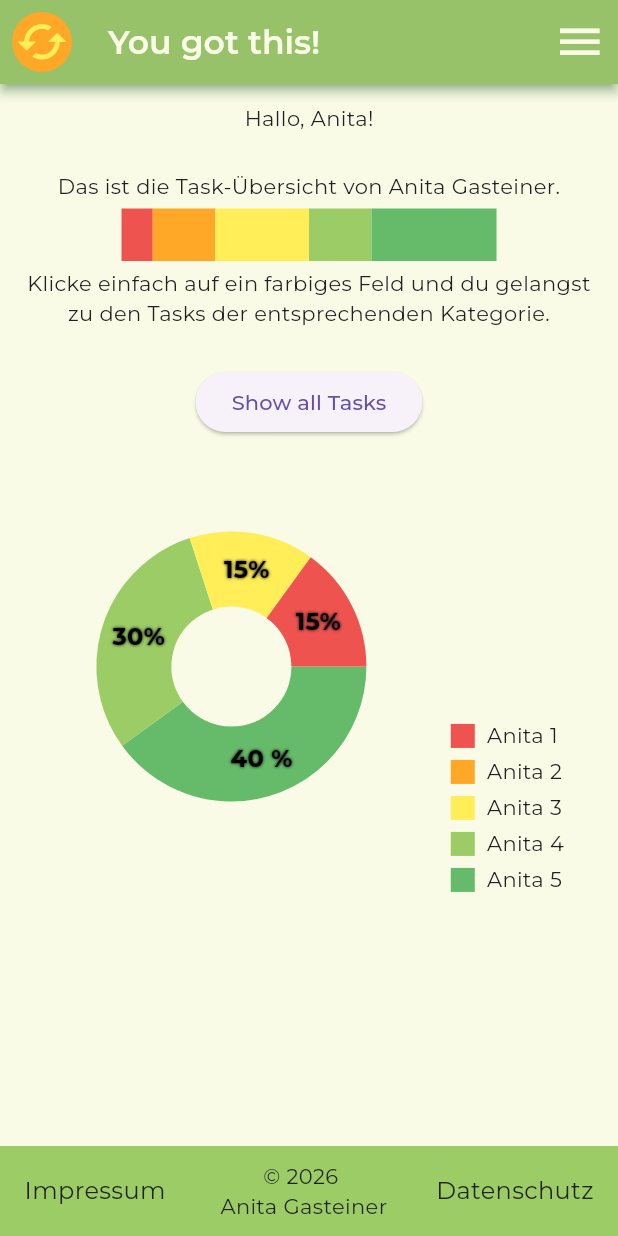
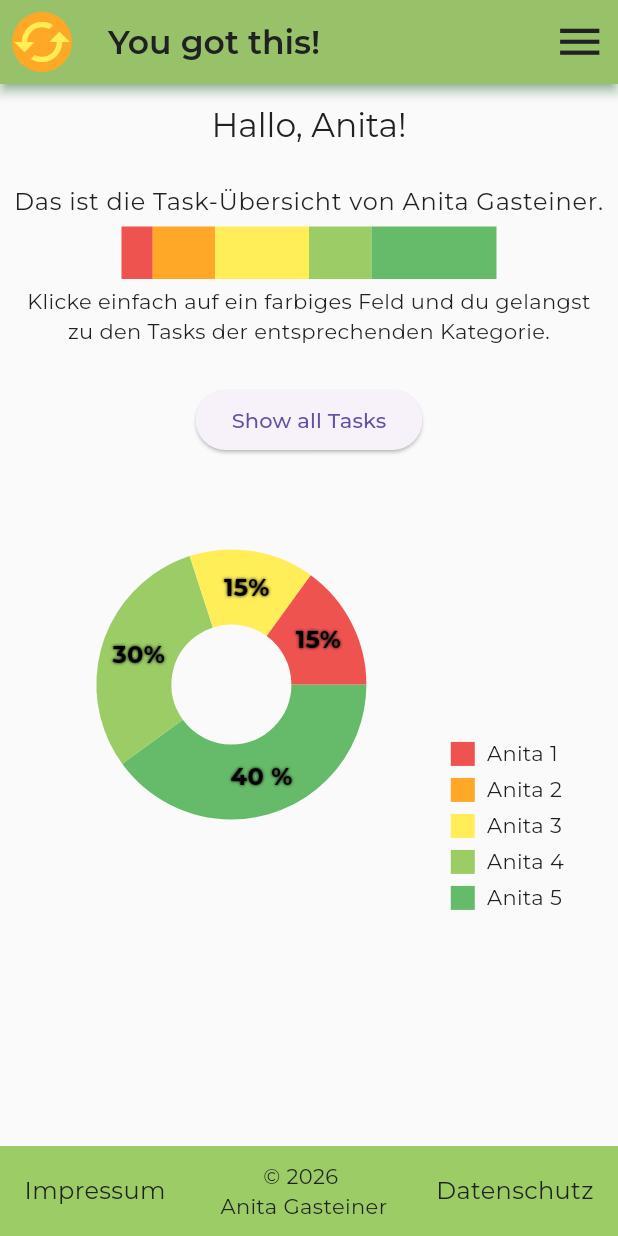
Before and after one commit to anitagasteiner/you-got-this, a Flutter app: the screen it shows after launch, on a phone screen of 412 x 824 dp. Run offline on Flutter 3.47's test engine with Material 3 defaults, Android fonts, the phone set to English and light mode, and no system bars; drawn by our look-alikes of fl_chart.

Commit message:
text theme implemented

```diff
--- a/lib/common/colors.dart
+++ b/lib/common/colors.dart
@@ -16,6 +16,6 @@ class ScaleColors {
 }
 
 class BaseColors {
-  static final light = Colors.lime[50];
+  static final light = Color(0xFFFAFAFA);
   static final dark = Colors.grey[900];
 }
--- a/lib/screens/home_screen.dart
+++ b/lib/screens/home_screen.dart
@@ -21,10 +21,14 @@ class HomeScreen extends StatelessWidget {
         child: Column(
           children: [
             SizedBox(height: 5),
-            Text(greet()),
+            Text(
+              greet(),
+              style: Theme.of(context).textTheme.titleLarge,
+              ),
             SizedBox(height: 25),
             Text(
               'Das ist die Task-Übersicht von ${fullName()}.',
+              style: Theme.of(context).textTheme.bodyLarge,
               textAlign: TextAlign.center,
               ),
             SizedBox(height: 5),
@@ -92,6 +96,7 @@ class HomeScreen extends StatelessWidget {
             Text(
               'Klicke einfach auf ein farbiges Feld und du gelangst zu den Tasks der entsprechenden Kategorie.',
               textAlign: TextAlign.center,
+              style: Theme.of(context).textTheme.bodyMedium,
             ),
             SizedBox(height: 25),
             ElevatedButton(
--- a/lib/widgets/logo_widget.dart
+++ b/lib/widgets/logo_widget.dart
@@ -16,7 +16,7 @@ class Logo extends StatelessWidget {
         ),
         Icon(
           Icons.cached,
-          size: 35,
+          size: 40,
           color: AppBarColors.icon,
           semanticLabel: '',
         ),
--- a/lib/widgets/navbars_widgets.dart
+++ b/lib/widgets/navbars_widgets.dart
@@ -17,7 +17,7 @@ class AppBarTop extends StatelessWidget implements PreferredSizeWidget {
       title: Text(
         'You got this!',
         style: TextStyle(
-          color: BaseColors.light,
+          color: BaseColors.dark,
           fontWeight: FontWeight.w600),
         ),
       actions: [
@@ -25,7 +25,7 @@ class AppBarTop extends StatelessWidget implements PreferredSizeWidget {
           icon: Icon(
             Icons.menu,
             size: 35,
-            color: BaseColors.light,
+            color: BaseColors.dark,
             ),
           onPressed: () {},
         ),
```
